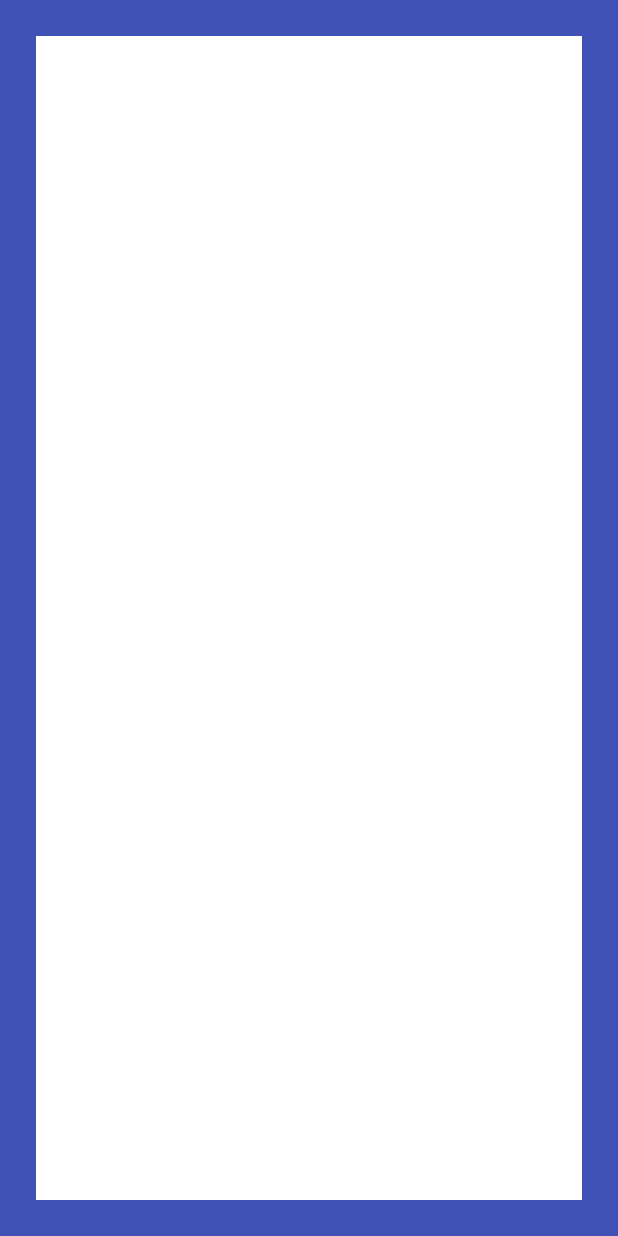
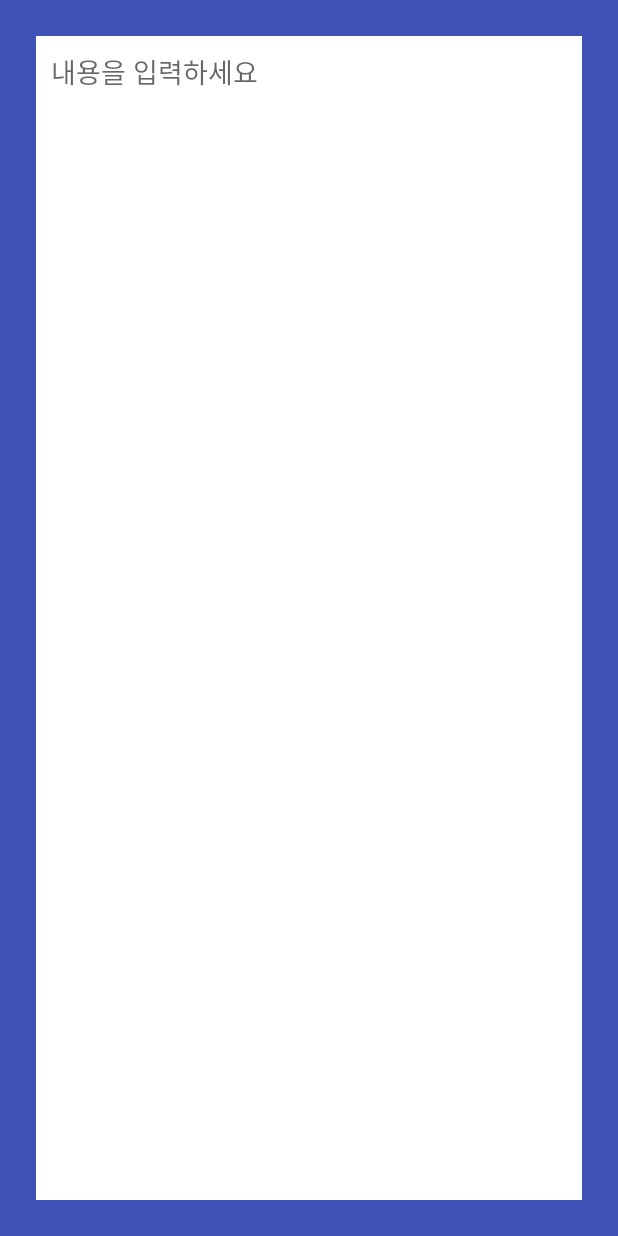
Before and after one commit to GeonwooVincentKim/SecretDiary, an Android app: the DiaryActivity screen opened directly, with no data from a screen before it, on a phone screen of 412 x 824 dp. Run offline under Robolectric (Android 15) with nearby library versions, the phone set to English and light mode, and no system bars.

Commit message:
[Feature] - Added placeholder in the textarea

```diff
--- a/app/src/main/java/com/example/secretdiary/DiaryActivity.kt
+++ b/app/src/main/java/com/example/secretdiary/DiaryActivity.kt
@@ -4,6 +4,7 @@ import android.content.Context
 import android.os.Bundle
 import android.os.Handler
 import android.os.Looper
+import android.util.Log
 import android.widget.EditText
 import androidx.appcompat.app.AppCompatActivity
 import androidx.core.content.edit
@@ -28,9 +29,12 @@ class DiaryActivity : AppCompatActivity() {
             getSharedPreferences("diary", Context.MODE_PRIVATE).edit {
                 putString("detail", diaryEditText.text.toString())
             }
+
+            Log.d("DiaryActivity", "SAVE!!! ${diaryEditText.text.toString()}")
         }
 
         diaryEditText.addTextChangedListener {
+            Log.d("DiaryActivity", "TextChanged :: $it")
             handler.removeCallbacks(runnable) // Delete if there is message callback
             handler.postDelayed(runnable, 500)
         }
--- a/app/src/main/res/layout/activity_diary.xml
+++ b/app/src/main/res/layout/activity_diary.xml
@@ -13,6 +13,7 @@
         android:background="@color/white"
         android:gravity="start|top"
         android:padding="10dp"
+        android:hint="@string/placeholderContents"
         app:layout_constraintBottom_toBottomOf="parent"
         app:layout_constraintEnd_toEndOf="parent"
         app:layout_constraintStart_toStartOf="parent"
--- a/app/src/main/res/values/strings.xml
+++ b/app/src/main/res/values/strings.xml
@@ -1,4 +1,5 @@
 <resources>
     <string name="app_name">SecretDiary</string>
     <string name="topTextView">The Secret Garden</string>
+    <string name="placeholderContents">내용을 입력하세요</string>
 </resources>
```
